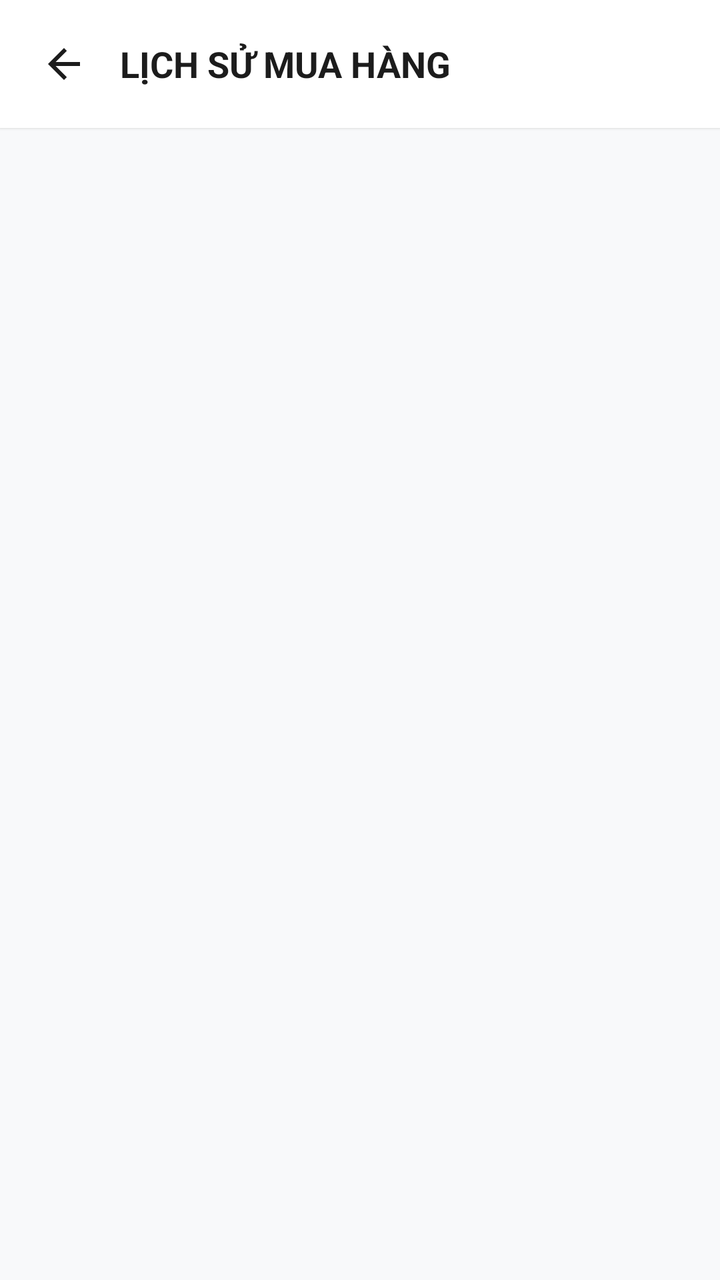
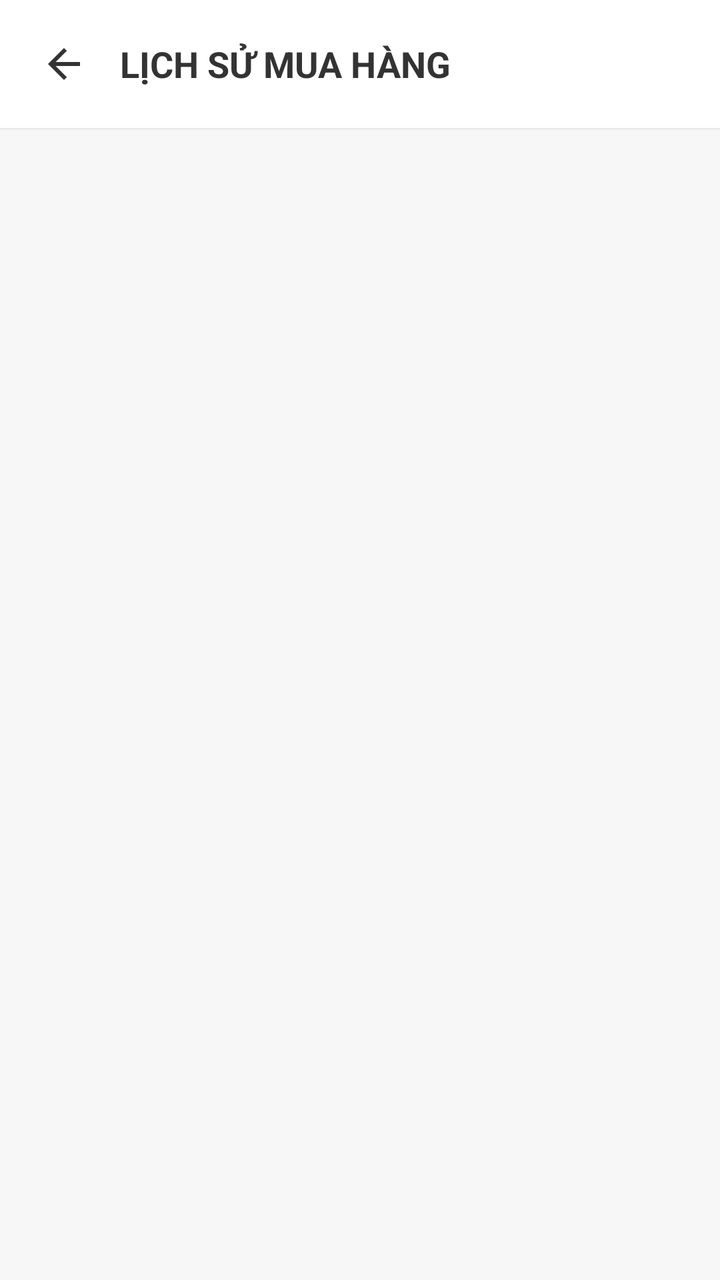

Compare the two renders of this Android layout. The source of the first and the diff that turns it into the second are given below.
<!-- AndroidManifest.xml: application theme Theme.MobileDeviceStoreTDMU -->
<!-- res/layout/activity_lich_su_mua_hang.xml -->
<?xml version="1.0" encoding="utf-8"?>
<LinearLayout xmlns:android="http://schemas.android.com/apk/res/android"
    xmlns:tools="http://schemas.android.com/tools"
    android:layout_width="match_parent"
    android:layout_height="match_parent"
    android:orientation="vertical"
    android:background="#F8F9FA"
    android:fitsSystemWindows="true"
    tools:context=".activity.LichSuMuaHangActivity">

    
    <LinearLayout
        android:layout_width="match_parent"
        android:layout_height="wrap_content"
        android:background="#FFFFFF"
        android:elevation="1dp"
        android:padding="16dp"
        android:orientation="horizontal"
        android:gravity="center_vertical">

        <ImageView
            android:id="@+id/btnBackHeader"
            android:layout_width="32dp"
            android:layout_height="32dp"
            android:src="@drawable/ic_arrow_back"
            android:background="?attr/selectableItemBackgroundBorderless"
            android:padding="4dp"
            android:layout_marginEnd="12dp" />

        <TextView
            android:layout_width="0dp"
            android:layout_height="wrap_content"
            android:layout_weight="1"
            android:text="LỊCH SỬ MUA HÀNG"
            android:textSize="18sp"
            android:textStyle="bold"
            android:textColor="#1C1C1C" />

    </LinearLayout>

    <TextView
        android:id="@+id/tvEmptyLichSuDonHang"
        android:layout_width="match_parent"
        android:layout_height="match_parent"
        android:text="Bạn chưa có đơn hàng nào trong lịch sử!"
        android:textColor="#8E8E93"
        android:textSize="15sp"
        android:gravity="center"
        android:visibility="gone" />

    <androidx.recyclerview.widget.RecyclerView
        android:id="@+id/rvLichSuDonHang"
        android:layout_width="match_parent"
        android:layout_height="match_parent"
        android:clipToPadding="false"
        android:paddingBottom="16dp" />

</LinearLayout>
<!-- resources referenced by this layout -->
<resources>
  <!-- drawable ic_arrow_back (drawable) -->
  <vector xmlns:android="http://schemas.android.com/apk/res/android"
      android:width="24dp"
      android:height="24dp"
      android:viewportWidth="24"
      android:viewportHeight="24">
      <path
          android:fillColor="#1C1C1C"
          android:pathData="M20,11H7.83l5.59,-5.59L12,4l-8,8 8,8 1.41,-1.41L7.83,13H20v-2z"/>
  </vector>
  <style name="Theme.MobileDeviceStoreTDMU" parent="Base.Theme.MobileDeviceStoreTDMU" />
  <style name="Base.Theme.MobileDeviceStoreTDMU" parent="Theme.Material3.DayNight.NoActionBar">
          
          
      </style>
</resources>

<!-- the commit's change to res/layout/activity_lich_su_mua_hang.xml (unified diff, before → after) -->
@@ -1,10 +1,11 @@
 <?xml version="1.0" encoding="utf-8"?>
 <LinearLayout xmlns:android="http://schemas.android.com/apk/res/android"
     xmlns:tools="http://schemas.android.com/tools"
+    xmlns:app="http://schemas.android.com/apk/res-auto"
     android:layout_width="match_parent"
     android:layout_height="match_parent"
     android:orientation="vertical"
-    android:background="#F8F9FA"
+    android:background="@color/bg_light"
     android:fitsSystemWindows="true"
     tools:context=".activity.LichSuMuaHangActivity">
 
@@ -12,7 +13,7 @@
     <LinearLayout
         android:layout_width="match_parent"
         android:layout_height="wrap_content"
-        android:background="#FFFFFF"
+        android:background="@color/bg_white"
         android:elevation="1dp"
         android:padding="16dp"
         android:orientation="horizontal"
@@ -25,6 +26,7 @@
             android:src="@drawable/ic_arrow_back"
             android:background="?attr/selectableItemBackgroundBorderless"
             android:padding="4dp"
+            app:tint="@color/text_primary"
             android:layout_marginEnd="12dp" />
 
         <TextView
@@ -34,7 +36,7 @@
             android:text="LỊCH SỬ MUA HÀNG"
             android:textSize="18sp"
             android:textStyle="bold"
-            android:textColor="#1C1C1C" />
+            android:textColor="@color/text_primary" />
 
     </LinearLayout>
 
@@ -43,8 +45,8 @@
         android:layout_width="match_parent"
         android:layout_height="match_parent"
         android:text="Bạn chưa có đơn hàng nào trong lịch sử!"
-        android:textColor="#8E8E93"
-        android:textSize="15sp"
+        android:textColor="@color/text_secondary"
+        android:textSize="16sp"
         android:gravity="center"
         android:visibility="gone" />
 
@@ -53,6 +55,6 @@
         android:layout_width="match_parent"
         android:layout_height="match_parent"
         android:clipToPadding="false"
-        android:paddingBottom="16dp" />
+        android:paddingBottom="24dp" />
 
 </LinearLayout>
<!-- resource entries referenced after the edit -->
@@ -1,5 +1,9 @@
 <!-- resources referenced by this layout -->
 <resources>
+  <color name="bg_light">#F7F7F7</color>
+  <color name="bg_white">#FFFFFF</color>
+  <color name="text_primary">#333333</color>
+  <color name="text_secondary">#8E8E93</color>
   <!-- drawable ic_arrow_back (drawable) -->
   <vector xmlns:android="http://schemas.android.com/apk/res/android"
       android:width="24dp"
